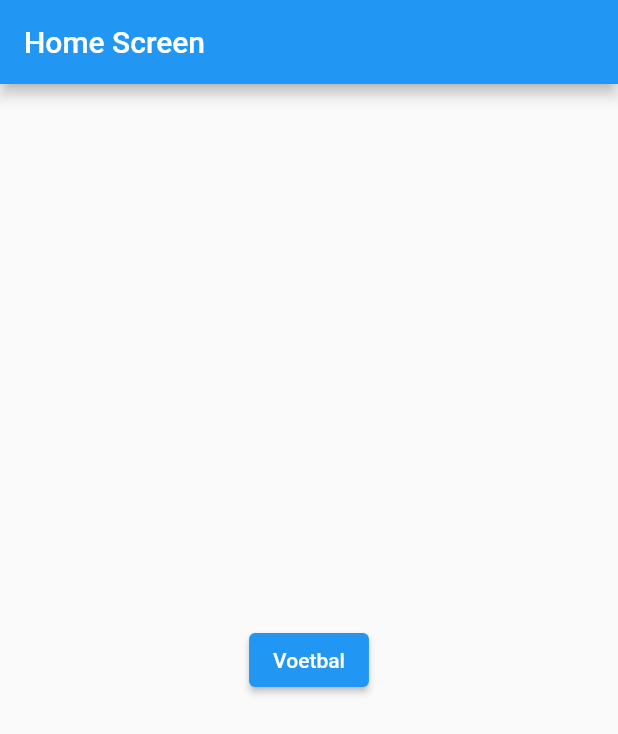
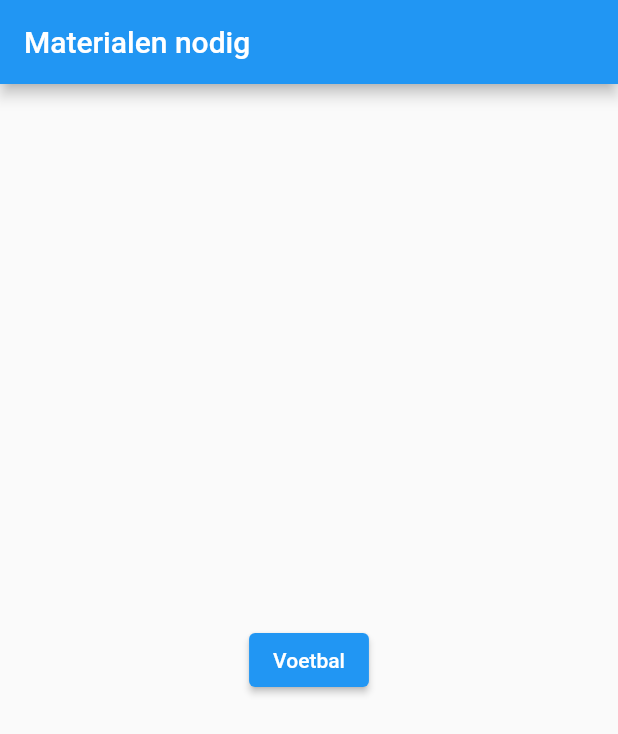
Before and after one commit to martijnH96/sportenindebuurt-front-end, a Flutter app: the screen it shows after launch, on a phone screen of 412 x 824 dp. Shown: the top 734 px of the screen. Run offline on Flutter 3.47's test engine with Material 2 defaults, Android fonts, the phone set to English and light mode, and no system bars; our stand-ins replace flutter_svg; missing offline and left inert: adobe_xd.

Commit message:
code verbteren

```diff
--- a/lib/materialsneeded.dart
+++ b/lib/materialsneeded.dart
@@ -22,10 +22,10 @@ class MyApp extends StatelessWidget {
               },
             );
           }
-          assert(false, 'Need to implement ${settings.name}');
+          assert(false);
           return null;
         },
-        title: 'Navigation with Arguments',
+        title: 'Materialen nodig',
         home: HomeScreen(),
         routes: {
           ExtractArgumentsScreen.routeName: (context) =>
@@ -39,7 +39,7 @@ class HomeScreen extends StatelessWidget {
   Widget build(BuildContext context) {
     return Scaffold(
       appBar: AppBar(
-        title: Text('Home Screen'),
+        title: Text('Materialen nodig'),
       ),
       body: Center(
         child: Column(
--- a/pubspec.yaml
+++ b/pubspec.yaml
@@ -33,6 +33,7 @@ dependencies:
 dev_dependencies:
   flutter_test:
     sdk: flutter
+
 
 # For information on the generic Dart part of this file, see the
 # following page: https://dart.dev/tools/pub/pubspec
```
Also changed, not shown: 1 other file.
